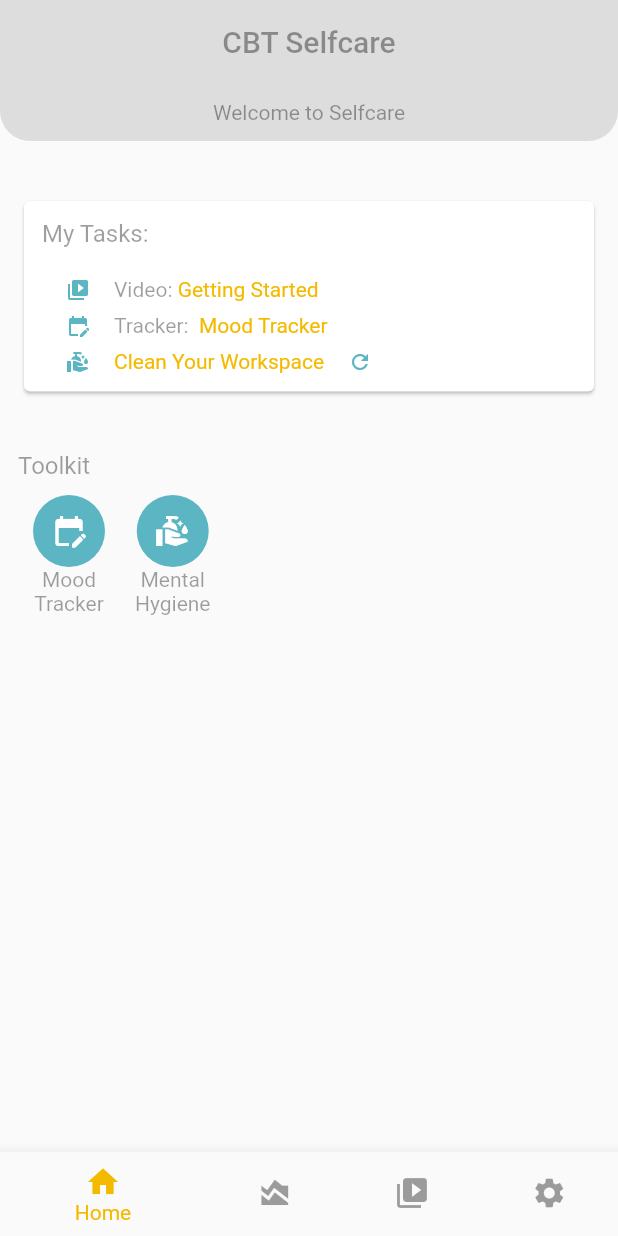
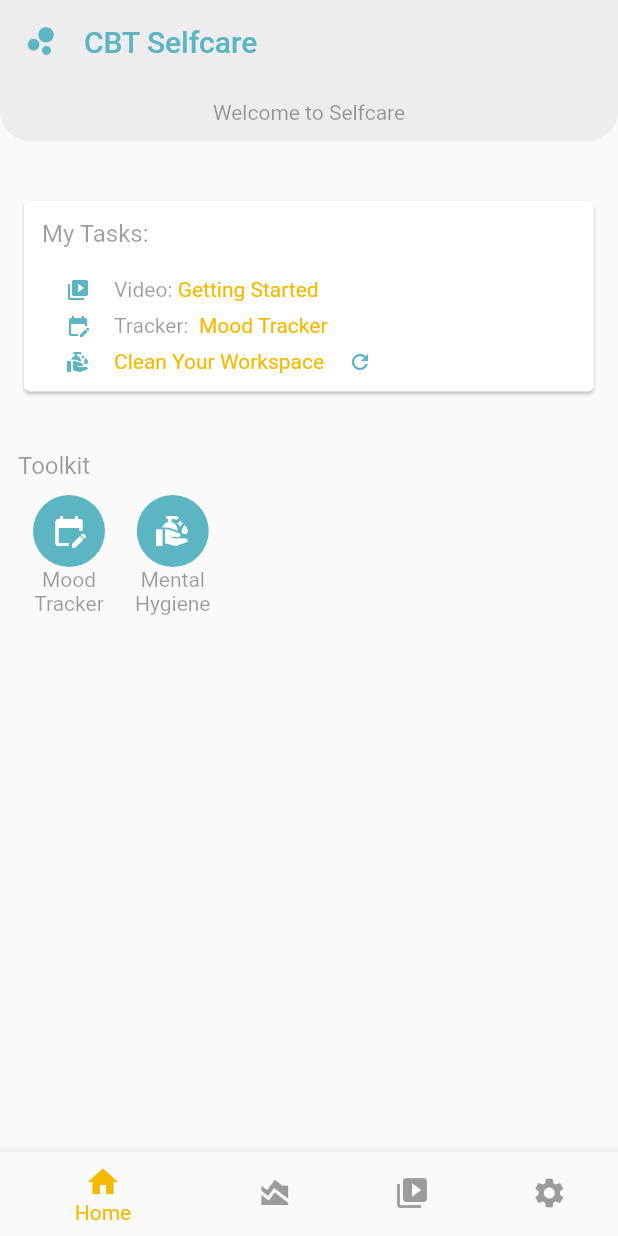
Before and after one commit to Octavius8/CBTSelfcare, a Flutter app: the screen it shows after launch, on a phone screen of 412 x 824 dp. Run offline on Flutter 3.47's test engine with Material 2 defaults, Android fonts, the phone set to English and light mode, and no system bars; our stand-ins replace flutter_chat_types, flutter_chat_ui, sqflite, video_player; missing offline and left inert: dart:ffi, just_the_tooltip; accounts and stored records are empty.

Commit message:
Started Video Player page

```diff
--- a/lib/config/theme_info.dart
+++ b/lib/config/theme_info.dart
@@ -3,7 +3,7 @@ import 'package:flutter/material.dart';
 class ThemeInfo {
   //Colors
   static const Color color_primary = Color(0xFF5BB5C2);
-  static const Color color_secondary = Color(0xFFdddddd); //Colors.grey[100]
+  static const Color color_secondary = Color(0xFFededed); //Colors.grey[100]
   static const Color color_accent = Color(0xFFF4BA00);
   static const Color color_text_default = Colors.black38;
 
--- a/lib/main.dart
+++ b/lib/main.dart
@@ -10,6 +10,7 @@ import 'models/sqlite_database.dart';
 import 'dart:developer';
 import 'dart:math';
 import 'utils/logger.dart';
+import 'video_player.dart';
 
 void main() => runApp(MyApp());
 
@@ -69,6 +70,13 @@ class _MyHomePageState extends State<MyHomePage> {
     );
   }
 
+  void _loadVideoPlayer() {
+    Navigator.push(
+      context,
+      MaterialPageRoute(builder: (context) => VideoApp()),
+    );
+  }
+
   void _getMentalHealthData() async {
     print("Starting...");
     MentalHygiene mh = new MentalHygiene();
@@ -89,9 +97,16 @@ class _MyHomePageState extends State<MyHomePage> {
         backgroundColor: ThemeInfo.color_secondary,
         foregroundColor: ThemeInfo.color_text_default,
         centerTitle: true,
+        title: Row(children: [
+          Padding(
+            padding: const EdgeInsets.only(right: 16.0),
+            child: Image.asset('assets/logo_alt.png', height: 24),
+          ),
+          Text("CBT Selfcare", style: TextStyle(color: ThemeInfo.color_primary))
+        ]),
         // Here we take the value from the MyHomePage object that was created by
         // the App.build method, and use it to set our appbar title.
-        title: Text('CBT Selfcare'),
+        //title: Text('CBT Selfcare'),
       ),
       body: Column(children: [
         Container(
@@ -141,9 +156,12 @@ class _MyHomePageState extends State<MyHomePage> {
                                     Text(
                                       ("Video:"),
                                     ),
-                                    Text((" Getting Started"),
-                                        style: TextStyle(
-                                            color: ThemeInfo.color_accent)),
+                                    InkWell(
+                                      onTap: _loadVideoPlayer,
+                                      child: Text((" Getting Started"),
+                                          style: TextStyle(
+                                              color: ThemeInfo.color_accent)),
+                                    ),
                                   ]),
                                 ),
 
--- a/pubspec.yaml
+++ b/pubspec.yaml
@@ -25,6 +25,7 @@ dependencies:
   uuid: ^3.0.7
   sqflite: ^2.0.3
   just_the_tooltip: ^0.0.12
+  video_player: ^2.6.1
 
 dev_dependencies:
   flutter_test:
@@ -49,8 +50,8 @@ flutter:
   uses-material-design: true
 
   # To add assets to your application, add an assets section, like this:
-  # assets:
-  #  - images/a_dot_burr.jpeg
+  assets:
+    - assets/logo_alt.png
   #  - images/a_dot_ham.jpeg
 
   # An image asset can refer to one or more resolution-specific "variants", see
```
Also changed, not shown: lib/video_player.dart (added, +109 -0 lines), assets/logo_alt.png (added), pubspec.lock, 12 other files.
